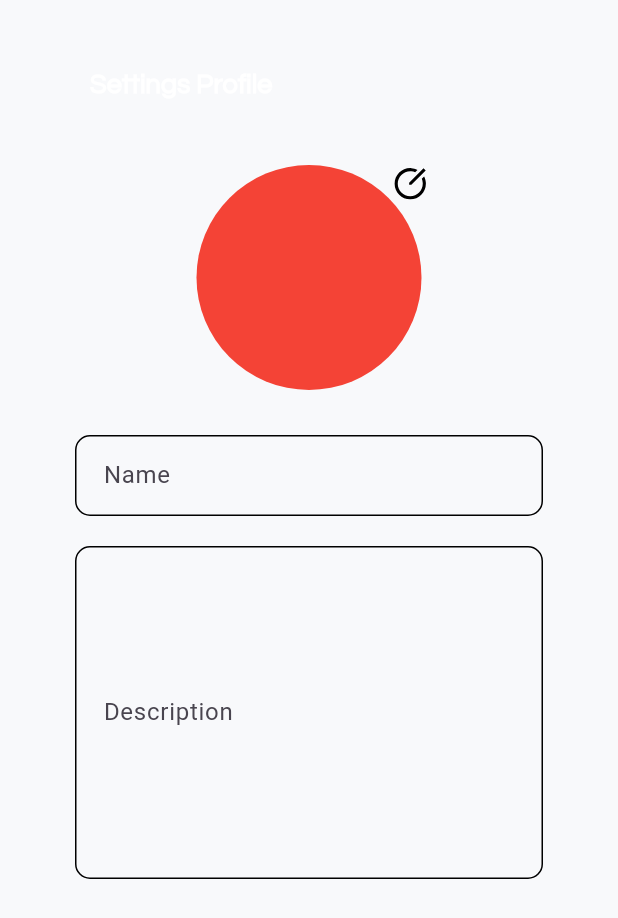
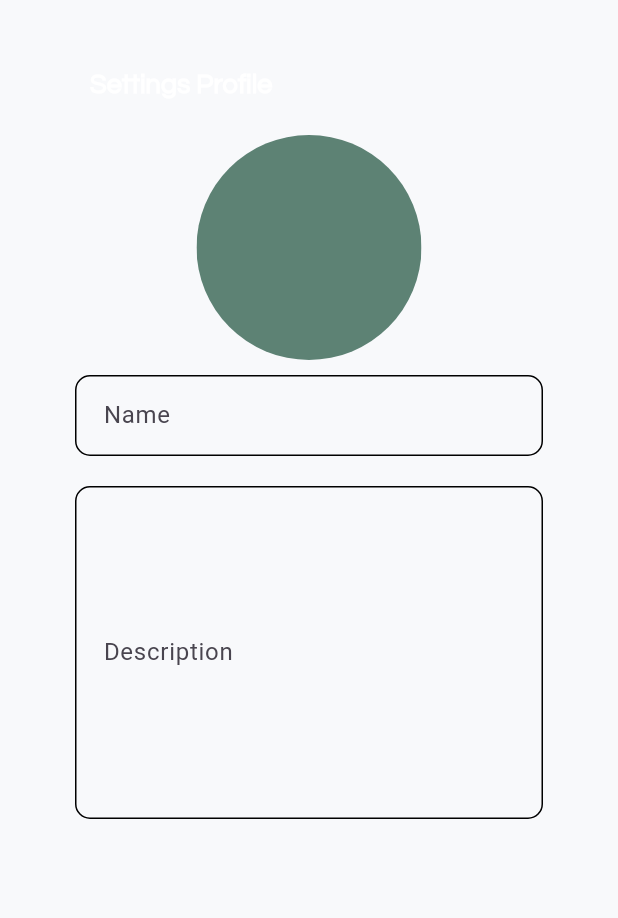
Before and after one commit to SatriaAkbarRizki/movinfo, a Flutter app: the ProfileSettings widget shown alone on an empty page, opened directly, on a phone screen of 412 x 824 dp. Shown: the top 918 px of the screen. Run offline on Flutter 3.47's test engine with Material 3 defaults, Android fonts, the phone set to English and light mode, and no system bars; our stand-ins replace bloc, flutter_bloc, flutter_svg, go_router, image_picker, lottie and 2 more; missing offline and left inert: dart:ffi.

Commit message:
change: integrate bloc builder to profile

```diff
--- a/lib/widget/profile.dart
+++ b/lib/widget/profile.dart
@@ -1,12 +1,36 @@
+import 'dart:developer';
+import 'dart:io';
+
 import 'package:flutter/cupertino.dart';
 import 'package:flutter/material.dart';
+import 'package:flutter_bloc/flutter_bloc.dart';
 import 'package:flutter_svg/flutter_svg.dart';
+import 'package:movinfo/bloc/profile/profile_bloc.dart';
 
-class ProfileSettings extends StatelessWidget {
+class ProfileSettings extends StatefulWidget {
+  ProfileSettings({super.key});
+
+  @override
+  State<ProfileSettings> createState() => _ProfileSettingsState();
+}
+
+class _ProfileSettingsState extends State<ProfileSettings> {
+  final FocusScopeNode nameFocus = FocusScopeNode();
+
+  final FocusScopeNode descriptionFocus = FocusScopeNode();
+
   final TextEditingController nameController = TextEditingController();
+
   final TextEditingController descriptionController = TextEditingController();
 
-  ProfileSettings({super.key});
+  @override
+  void dispose() {
+    nameFocus.dispose();
+    descriptionFocus.dispose();
+    nameController.dispose();
+    descriptionController.dispose();
+    super.dispose();
+  }
 
   @override
   Widget build(BuildContext context) {
@@ -28,47 +52,84 @@ class ProfileSettings extends StatelessWidget {
             ),
           ),
           Center(
-            child: Stack(
+            child: InkWell(
+              onTap: () => context.read<ProfileBloc>().add(OnChangeImage()),
+              child: BlocBuilder<ProfileBloc, ProfileState>(
+                builder: (context, state) {
+                  if (state is ProfileImage) {
+                    return Stack(
                       children: [
                         Padding(
                           padding: const EdgeInsets.all(20),
-                  child: Container(
+                          child: SizedBox(
                             height: 150,
                             width: 150,
-                    decoration: const BoxDecoration(
-                        color: Colors.red, shape: BoxShape.circle),
+                            child: state.image != null
+                                ? ClipOval(
+                                    child: Image.file(
+                                      fit: BoxFit.cover,
+                                      state.image!,
+                                    ),
+                                  )
+                                : ClipOval(
+                                    child: ColoredBox(color: Color(0xff5d8274)),
+                                  ),
                           ),
                         ),
                         Positioned(
                           top: 20,
                           left: 150,
-                  child: SvgPicture.asset('assets/icons/edit-circle-line.svg'),
+                          child: SvgPicture.asset(
+                              'assets/icons/edit-circle-line.svg'),
                           height: 25,
                           width: 25,
                         )
                       ],
+                    );
+                  }
+                  return SizedBox(
+                    height: 150,
+                    width: 150,
+                    child: ClipOval(
+                      child: ColoredBox(color: Color(0xff5d8274)),
+                    ),
+                  );
+                },
+              ),
             ),
           ),
           Padding(
             padding: const EdgeInsets.all(10),
+            child: FocusScope(
+              node: nameFocus,
+              onFocusChange: (value) => context
+                  .read<ProfileBloc>()
+                  .add(OnChangeName(name: nameController.text)),
               child: TextFormField(
+                controller: nameController,
                 style: TextStyle(
                     color: Theme.of(context).textTheme.titleMedium?.color),
-              controller: nameController,
                 decoration: InputDecoration(
                   labelText: 'Name',
                 ),
               ),
             ),
+          ),
           Padding(
             padding: const EdgeInsets.all(10),
+            child: FocusScope(
+              node: descriptionFocus,
+              onFocusChange: (value) => context.read<ProfileBloc>().add(
+                  OnChangeDescriptions(
+                      description: descriptionController.text)),
               child: TextFormField(
+                controller: descriptionController,
                 style: TextStyle(
                     color: Theme.of(context).textTheme.titleMedium?.color),
-              controller: descriptionController,
                 maxLines: 8,
                 decoration: InputDecoration(
                   labelText: 'Description',
+                ),
               ),
             ),
           )
```
Lines whose indentation alone changed are shown as unchanged.
